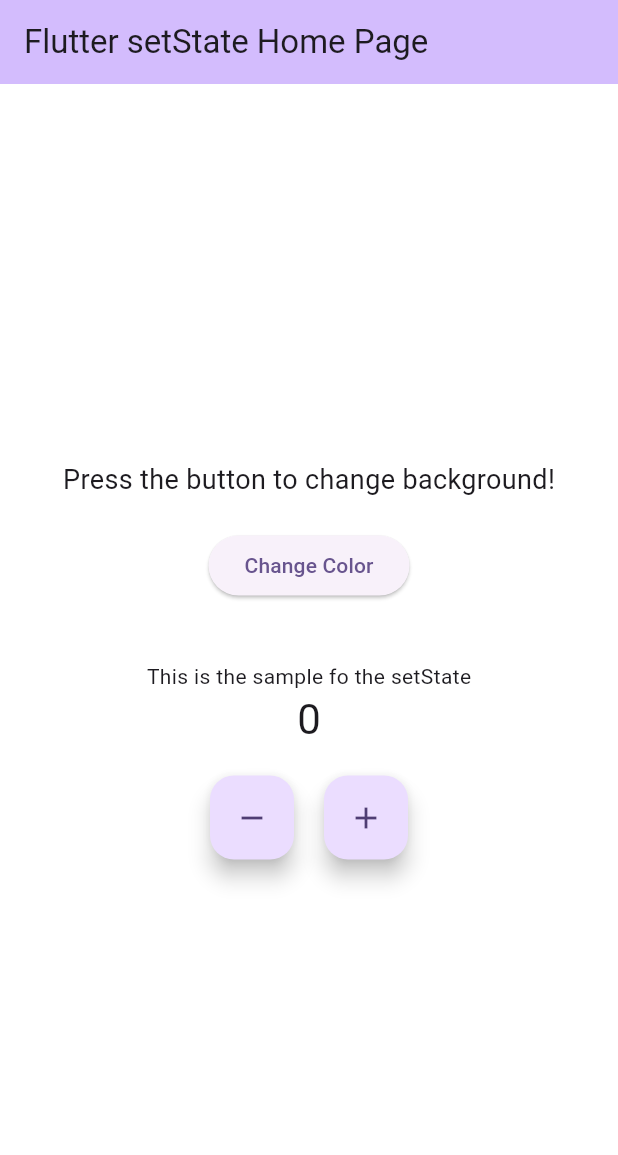
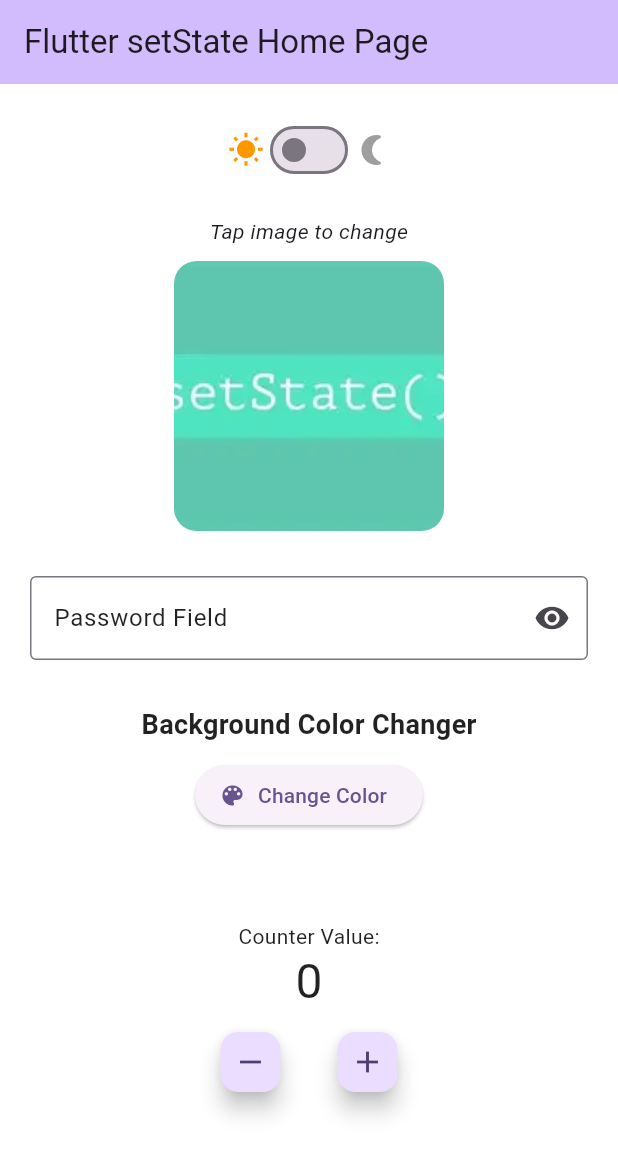
Before and after one commit to mgbhone556/set_state, a Flutter app: the screen it shows after launch, on a phone screen of 412 x 824 dp. Shown: the top 1155 px of the screen. Run offline on Flutter 3.47's test engine with Material 3 defaults, Android fonts, the phone set to English and light mode, and no system bars.

Commit message:
dark&light,image,eye

```diff
--- a/lib/home_page.dart
+++ b/lib/home_page.dart
@@ -13,6 +13,33 @@
 class _HomePageState extends State<SetStateHomePage> {
   int _counter = 0;
   Color _backgroundColor = Colors.white;
+  bool _isObscure = true;
+  int _imageIndex = 0;
+  bool _isDarkTheme = false;
+
+  final List<String> _images = [
+    'images/OIP.webp',
+    'images/nail-salon.png',
+    'images/demon_salyer.jpg',
+  ];
+
+  void _onThemeChanged(bool value) {
+    setState(() {
+      _isDarkTheme = value;
+    });
+  }
+
+  void _nextImage() {
+    setState(() {
+      _imageIndex = (_imageIndex + 1) % _images.length;
+    });
+  }
+
+  void _togglePassword() {
+    setState(() {
+      _isObscure = !_isObscure;
+    });
+  }
 
   void _changeColor() {
     setState(() {
@@ -27,7 +54,7 @@
 
   void _decreaseCounter() {
     setState(() {
-      _counter--;
+      if (_counter > 0) _counter--;
     });
   }
 
@@ -39,47 +66,123 @@
 
   @override
   Widget build(BuildContext context) {
+    final currentBgColor = _isDarkTheme ? Colors.grey[900] : _backgroundColor;
+    final textColor = _isDarkTheme ? Colors.white : Colors.black87;
+
     return Scaffold(
-      backgroundColor: _backgroundColor,
+      backgroundColor: currentBgColor,
       appBar: AppBar(
         backgroundColor: Theme.of(context).colorScheme.inversePrimary,
-
         title: Text(widget.title),
       ),
-      body: Center(
+      body: SingleChildScrollView(
+        child: Padding(
+          padding: const EdgeInsets.all(20.0),
           child: Column(
-          mainAxisAlignment: .center,
+            mainAxisAlignment: MainAxisAlignment.center,
             children: [
-            const Text(
-              'Press the button to change background!',
-              style: TextStyle(fontSize: 18),
+              Row(
+                mainAxisAlignment: MainAxisAlignment.center,
+                children: [
+                  Icon(
+                    Icons.wb_sunny,
+                    color: _isDarkTheme ? Colors.grey : Colors.orange,
                   ),
-            const SizedBox(height: 20),
-            ElevatedButton(
-              onPressed: _changeColor,
-              child: const Text("Change Color"),
+                  Switch(value: _isDarkTheme, onChanged: _onThemeChanged),
+                  Icon(
+                    Icons.nightlight_round,
+                    color: _isDarkTheme ? Colors.blue : Colors.grey,
                   ),
-            const SizedBox(height: 40),
-            const Text('This is the sample fo the setState'),
-            Text(
-              '$_counter',
-              style: Theme.of(context).textTheme.headlineMedium,
+                ],
               ),
               const SizedBox(height: 20),
 
+              const Text(
+                "Tap image to change",
+                style: TextStyle(fontStyle: FontStyle.italic),
+              ),
+              const SizedBox(height: 10),
+              GestureDetector(
+                onTap: _nextImage,
+                child: ClipRRect(
+                  borderRadius: BorderRadius.circular(15),
+                  child: Image.asset(
+                    _images[_imageIndex],
+                    height: 180,
+                    width: 180,
+                    fit: BoxFit.cover,
+
+                    errorBuilder: (context, error, stackTrace) => Container(
+                      height: 180,
+                      width: 180,
+                      color: Colors.grey[300],
+                      child: const Icon(Icons.image_not_supported, size: 50),
+                    ),
+                  ),
+                ),
+              ),
+              const SizedBox(height: 30),
+
+              TextField(
+                obscureText: _isObscure,
+                style: TextStyle(color: textColor),
+                decoration: InputDecoration(
+                  labelText: "Password Field",
+                  labelStyle: TextStyle(color: textColor),
+                  border: const OutlineInputBorder(),
+                  suffixIcon: IconButton(
+                    icon: Icon(
+                      _isObscure ? Icons.visibility : Icons.visibility_off,
+                    ),
+                    onPressed: _togglePassword,
+                  ),
+                ),
+              ),
+              const SizedBox(height: 30),
+
+              Text(
+                'Background Color Changer',
+                style: TextStyle(
+                  fontSize: 18,
+                  fontWeight: FontWeight.bold,
+                  color: textColor,
+                ),
+              ),
+              const SizedBox(height: 10),
+              ElevatedButton.icon(
+                onPressed: _changeColor,
+                icon: const Icon(Icons.color_lens),
+                label: const Text("Change Color"),
+              ),
+              const SizedBox(height: 40),
+
+              Container(
+                padding: const EdgeInsets.all(20),
+                decoration: BoxDecoration(
+                  color: Colors.white.withOpacity(0.2),
+                  borderRadius: BorderRadius.circular(10),
+                ),
+                child: Column(
+                  children: [
+                    Text('Counter Value:', style: TextStyle(color: textColor)),
+                    Text(
+                      '$_counter',
+                      style: Theme.of(
+                        context,
+                      ).textTheme.headlineLarge?.copyWith(color: textColor),
+                    ),
+                    const SizedBox(height: 10),
                     Row(
                       mainAxisAlignment: MainAxisAlignment.center,
                       children: [
-                FloatingActionButton(
+                        FloatingActionButton.small(
                           onPressed: _decreaseCounter,
-                  tooltip: 'Decrease',
                           heroTag: "btn1",
                           child: const Icon(Icons.remove),
                         ),
-                const SizedBox(width: 20),
-                FloatingActionButton(
+                        const SizedBox(width: 30),
+                        FloatingActionButton.small(
                           onPressed: _incrementCounter,
-                  tooltip: 'Increment',
                           heroTag: "btn2",
                           child: const Icon(Icons.add),
                         ),
@@ -88,6 +191,10 @@
                   ],
                 ),
               ),
+            ],
+          ),
+        ),
+      ),
     );
   }
 }
```
Also changed, not shown: images/demon_salyer.jpg (added), images/nail-salon.png (added). Lines whose indentation alone changed are shown as unchanged.
